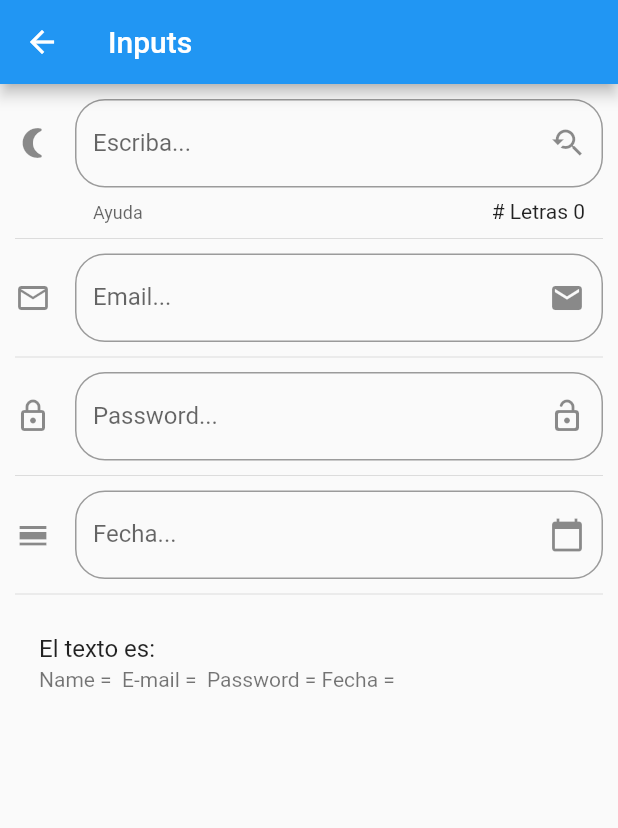
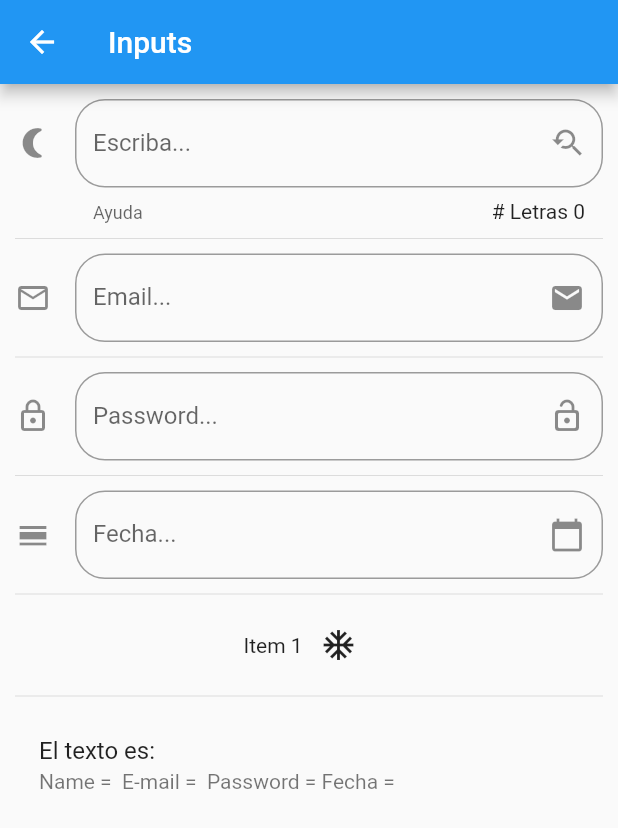
Before and after one commit to DanielCeron-dc/flutter_first_await, a Flutter app: the InputPage screen opened by its route, on a phone screen of 412 x 824 dp. Shown: the top 828 px of the screen. Run offline on Flutter 3.47's test engine with Material 2 defaults, Android fonts, the phone set to English and light mode, and no system bars.

Commit message:
UpdateDropDown

```diff
--- /dev/null
+++ b/lib/src/components/CustomDropDown.dart
@@ -0,0 +1,55 @@
+import 'package:flutter/material.dart';
+
+class CustomDropdownMenu extends StatefulWidget {
+  CustomDropdownMenu(this._list, this._icon, this._onSelected);
+  final List<String> _list;
+  IconData _icon;
+  Function _onSelected;
+
+  @override
+  _DropdownMenuState createState() => _DropdownMenuState(_list, _icon, _onSelected);
+}
+
+class _DropdownMenuState extends State<CustomDropdownMenu> {
+  _DropdownMenuState(List<String> list, this._icon  , this.onSelected ) {
+    if (list.isNotEmpty) {
+      _list = list;
+    } else {
+      _list = ["without options"];
+    }
+    _selectedValue = _list.first;
+  }
+
+  List<String> _list = new List();
+  IconData _icon;
+  String _selectedValue;
+  Function onSelected;
+
+  @override
+  Widget build(BuildContext context) {
+    return Row(
+      crossAxisAlignment: CrossAxisAlignment.center,
+      mainAxisAlignment: MainAxisAlignment.center,
+      children: <Widget>[
+        Padding(padding: EdgeInsets.only(top: 10)),
+        Text(_selectedValue),
+        PopupMenuButton<String>(
+          icon: Icon(_icon),
+          onSelected: (value) {
+            setState(() {
+              _selectedValue = value;
+            });
+          },
+          itemBuilder: (BuildContext context) {
+            return _list.map((String choice) {
+              return PopupMenuItem<String>(
+                value: choice,
+                child: Text(choice),
+              );
+            }).toList();
+          },
+        ),
+      ],
+    );
+  }
+}
--- a/lib/src/screens/input_page.dart
+++ b/lib/src/screens/input_page.dart
@@ -1,4 +1,5 @@
 import 'package:flutter/material.dart';
+import 'package:flutter_first_await/src/components/CustomDropDown.dart';
 
 class InputPage extends StatefulWidget {
   @override
@@ -10,6 +11,15 @@ class _InputPageState extends State<InputPage> {
   String _name = "";
   String _email = "";
   String _password = "";
+
+  List<String> _listItems = [
+    "Item 1",
+    "Item 2",
+    "Item 3",
+    "Item 4",
+  ];
+
+  final GlobalKey dropdownKey = GlobalKey();
 
   TextEditingController _dateController = new TextEditingController();
 
@@ -28,16 +38,25 @@ class _InputPageState extends State<InputPage> {
             Divider(height: 20),
             _createDate(context),
             Divider(height: 20),
+            _createDropdown(),
+            Divider(height: 20),
             _createInfo(),
           ],
         ));
   }
 
+  Widget _createDropdown() {
+    return CustomDropdownMenu(_listItems, Icons.ac_unit, (){});
+  }
+
+  List<DropdownMenuItem<String>> getItems() =>
+      (_listItems.map((opt) => DropdownMenuItem(child: Text(opt), value: opt)))
+          .toList();
+
   Widget _createDate(BuildContext context) {
     return TextField(
       enableInteractiveSelection: false,
       controller: _dateController,
-
       decoration: InputDecoration(
         border: OutlineInputBorder(
             borderRadius: BorderRadius.all(Radius.circular(20.0))),
```
Also changed, not shown: lib/main.dart (indentation only). Lines whose indentation alone changed are shown as unchanged.
